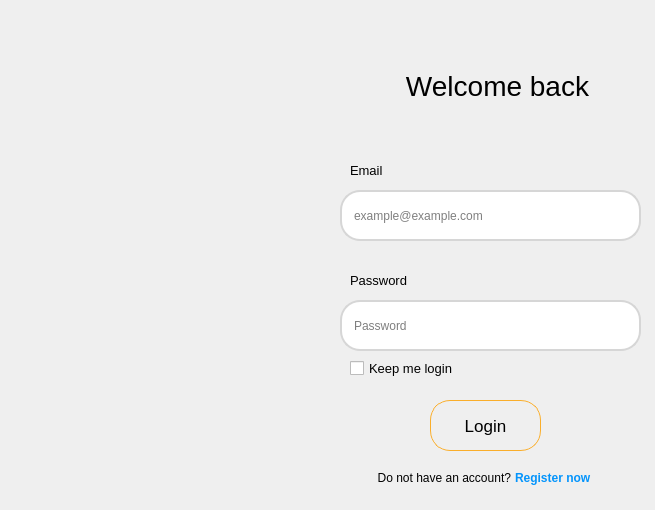
Old version of the form SPCK/Linux (Indev)/GUI/Login.ui in the repository MaiNgocChau9/Python-App-A-.
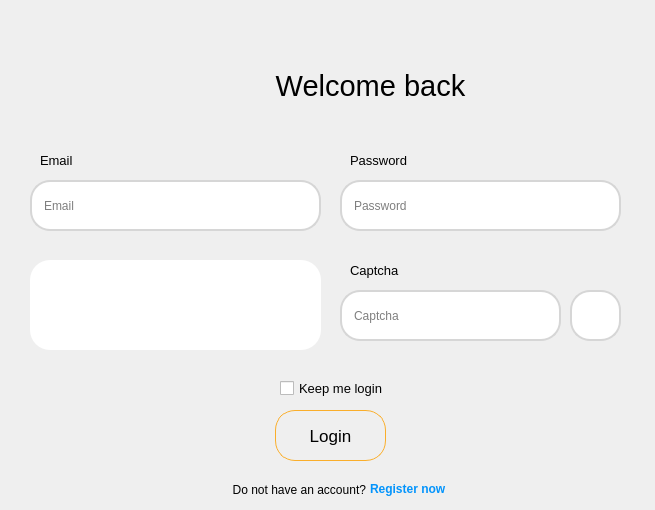
New version of the form. Icons and pictures are not drawn.

Patch:
```diff
--- a/SPCK/Linux (Indev)/GUI/Login.ui
+++ b/SPCK/Linux (Indev)/GUI/Login.ui
@@ -10,12 +10,6 @@
     <height>510</height>
    </rect>
   </property>
-  <property name="sizePolicy">
-   <sizepolicy hsizetype="Expanding" vsizetype="Expanding">
-    <horstretch>0</horstretch>
-    <verstretch>0</verstretch>
-   </sizepolicy>
-  </property>
   <property name="minimumSize">
    <size>
     <width>655</width>
@@ -25,7 +19,7 @@
   <property name="maximumSize">
    <size>
     <width>655</width>
-    <height>510</height>
+    <height>1000</height>
    </size>
   </property>
   <property name="windowTitle">
@@ -35,50 +29,12 @@
    <string notr="true"/>
   </property>
   <widget class="QWidget" name="centralwidget">
-   <widget class="QLineEdit" name="lineEdit">
-    <property name="geometry">
-     <rect>
-      <x>340</x>
-      <y>190</y>
-      <width>301</width>
-      <height>51</height>
-     </rect>
-    </property>
-    <property name="styleSheet">
-     <string notr="true">QLineEdit{
-	padding: 10px;
-	border: 2px solid rgb(214, 214, 214);
-	border-radius: 20px;
-}
-
-QLineEdit:hover{
-	padding: 10px;
-	border: 2px solid gray;
-	border-radius: 20px;
-}
-
-QLineEdit:focus{
-	padding: 10px;
-	border: 2px solid gray;
-	border-radius: 20px;
-}</string>
-    </property>
-    <property name="inputMask">
-     <string/>
-    </property>
-    <property name="text">
-     <string/>
-    </property>
-    <property name="placeholderText">
-     <string>example@example.com</string>
-    </property>
-   </widget>
    <widget class="QLineEdit" name="lineEdit_2">
     <property name="geometry">
      <rect>
       <x>340</x>
-      <y>300</y>
-      <width>301</width>
+      <y>180</y>
+      <width>281</width>
       <height>51</height>
      </rect>
     </property>
@@ -114,38 +70,20 @@
      <string>Password</string>
     </property>
    </widget>
-   <widget class="QLabel" name="label">
-    <property name="geometry">
-     <rect>
-      <x>350</x>
-      <y>160</y>
-      <width>41</width>
-      <height>21</height>
-     </rect>
-    </property>
-    <property name="font">
-     <font>
-      <pointsize>10</pointsize>
-      <bold>false</bold>
-      <kerning>false</kerning>
-     </font>
-    </property>
-    <property name="text">
-     <string>Email</string>
-    </property>
-   </widget>
    <widget class="QLabel" name="label_2">
     <property name="geometry">
      <rect>
       <x>350</x>
-      <y>270</y>
+      <y>150</y>
       <width>61</width>
       <height>21</height>
      </rect>
     </property>
     <property name="font">
      <font>
+      <family>Segoe UI</family>
       <pointsize>10</pointsize>
+      <weight>50</weight>
       <bold>false</bold>
       <kerning>false</kerning>
      </font>
@@ -157,7 +95,7 @@
    <widget class="QLabel" name="label_5">
     <property name="geometry">
      <rect>
-      <x>397</x>
+      <x>270</x>
       <y>60</y>
       <width>201</width>
       <height>51</height>
@@ -165,7 +103,8 @@
     </property>
     <property name="font">
      <font>
-      <pointsize>21</pointsize>
+      <family>Segoe UI</family>
+      <pointsize>22</pointsize>
      </font>
     </property>
     <property name="text">
@@ -178,14 +117,15 @@
    <widget class="QPushButton" name="pushButton">
     <property name="geometry">
      <rect>
-      <x>430</x>
-      <y>400</y>
+      <x>275</x>
+      <y>410</y>
       <width>111</width>
       <height>51</height>
      </rect>
     </property>
     <property name="font">
      <font>
+      <family>Segoe UI</family>
       <pointsize>13</pointsize>
      </font>
     </property>
@@ -209,10 +149,10 @@
    <widget class="QLabel" name="label_6">
     <property name="geometry">
      <rect>
-      <x>370</x>
-      <y>470</y>
-      <width>141</width>
-      <height>16</height>
+      <x>215</x>
+      <y>480</y>
+      <width>151</width>
+      <height>20</height>
      </rect>
     </property>
     <property name="font">
@@ -230,8 +170,8 @@
    <widget class="QLabel" name="label_7">
     <property name="geometry">
      <rect>
-      <x>515</x>
-      <y>470</y>
+      <x>370</x>
+      <y>481</y>
       <width>91</width>
       <height>16</height>
      </rect>
@@ -239,6 +179,7 @@
     <property name="font">
      <font>
       <pointsize>9</pointsize>
+      <weight>75</weight>
       <bold>true</bold>
      </font>
     </property>
@@ -252,14 +193,14 @@
    <widget class="QLabel" name="label_4">
     <property name="geometry">
      <rect>
-      <x>20</x>
-      <y>0</y>
-      <width>271</width>
-      <height>511</height>
+      <x>150</x>
+      <y>10</y>
+      <width>151</width>
+      <height>151</height>
      </rect>
     </property>
     <property name="styleSheet">
-     <string notr="true"/>
+     <string notr="true">background-color: transparent;</string>
     </property>
     <property name="text">
      <string/>
@@ -271,14 +212,15 @@
    <widget class="QCheckBox" name="checkBox">
     <property name="geometry">
      <rect>
-      <x>350</x>
-      <y>360</y>
+      <x>280</x>
+      <y>380</y>
       <width>111</width>
       <height>17</height>
      </rect>
     </property>
     <property name="font">
      <font>
+      <family>Segoe UI</family>
       <pointsize>10</pointsize>
      </font>
     </property>
@@ -286,6 +228,192 @@
      <string>Keep me login</string>
     </property>
    </widget>
+   <widget class="QLineEdit" name="lineEdit_3">
+    <property name="geometry">
+     <rect>
+      <x>30</x>
+      <y>180</y>
+      <width>291</width>
+      <height>51</height>
+     </rect>
+    </property>
+    <property name="styleSheet">
+     <string notr="true">QLineEdit{
+	padding: 10px;
+	border: 2px solid rgb(214, 214, 214);
+	border-radius: 20px;
+}
+
+QLineEdit:hover{
+	padding: 10px;
+	border: 2px solid gray;
+	border-radius: 20px;
+}
+
+QLineEdit:focus{
+	padding: 10px;
+	border: 2px solid gray;
+	border-radius: 20px;
+}</string>
+    </property>
+    <property name="inputMask">
+     <string/>
+    </property>
+    <property name="text">
+     <string/>
+    </property>
+    <property name="placeholderText">
+     <string>Email</string>
+    </property>
+   </widget>
+   <widget class="QLabel" name="label_8">
+    <property name="geometry">
+     <rect>
+      <x>40</x>
+      <y>150</y>
+      <width>41</width>
+      <height>21</height>
+     </rect>
+    </property>
+    <property name="font">
+     <font>
+      <family>Segoe UI</family>
+      <pointsize>10</pointsize>
+      <weight>50</weight>
+      <bold>false</bold>
+      <kerning>false</kerning>
+     </font>
+    </property>
+    <property name="text">
+     <string>Email</string>
+    </property>
+   </widget>
+   <widget class="QLabel" name="label">
+    <property name="geometry">
+     <rect>
+      <x>30</x>
+      <y>260</y>
+      <width>291</width>
+      <height>90</height>
+     </rect>
+    </property>
+    <property name="styleSheet">
+     <string notr="true">background-color: white;
+padding: 15px;
+border-radius: 20px;</string>
+    </property>
+    <property name="text">
+     <string/>
+    </property>
+    <property name="pixmap">
+     <pixmap>../captcha.png</pixmap>
+    </property>
+   </widget>
+   <widget class="QLabel" name="label_3">
+    <property name="geometry">
+     <rect>
+      <x>350</x>
+      <y>260</y>
+      <width>61</width>
+      <height>21</height>
+     </rect>
+    </property>
+    <property name="font">
+     <font>
+      <family>Segoe UI</family>
+      <pointsize>10</pointsize>
+      <weight>50</weight>
+      <bold>false</bold>
+      <kerning>false</kerning>
+     </font>
+    </property>
+    <property name="text">
+     <string>Captcha</string>
+    </property>
+   </widget>
+   <widget class="QLineEdit" name="lineEdit_4">
+    <property name="geometry">
+     <rect>
+      <x>340</x>
+      <y>290</y>
+      <width>221</width>
+      <height>51</height>
+     </rect>
+    </property>
+    <property name="styleSheet">
+     <string notr="true">QLineEdit{
+	padding: 10px;
+	border: 2px solid rgb(214, 214, 214);
+	border-radius: 20px;
+}
+
+QLineEdit:hover{
+	padding: 10px;
+	border: 2px solid gray;
+	border-radius: 20px;
+}
+
+QLineEdit:focus{
+	padding: 10px;
+	border: 2px solid gray;
+	border-radius: 20px;
+}</string>
+    </property>
+    <property name="inputMask">
+     <string/>
+    </property>
+    <property name="text">
+     <string/>
+    </property>
+    <property name="echoMode">
+     <enum>QLineEdit::Normal</enum>
+    </property>
+    <property name="placeholderText">
+     <string>Captcha</string>
+    </property>
+   </widget>
+   <widget class="QPushButton" name="pushButton_2">
+    <property name="geometry">
+     <rect>
+      <x>570</x>
+      <y>290</y>
+      <width>51</width>
+      <height>51</height>
+     </rect>
+    </property>
+    <property name="styleSheet">
+     <string notr="true">QPushButton{
+	border-radius: 20px;
+	background-color: white;
+	border: 2px solid rgb(214, 214, 214);
+}
+
+QPushButton::hover{
+	border-radius: 20px;
+	background-color: #f0f0f0;
+	border: 2px solid rgb(214, 214, 214);
+}
+
+QPushButton::pressed{
+	border-radius: 20px;
+	background-color: #e6e6e6;
+	border: 2px solid rgb(214, 214, 214);
+}</string>
+    </property>
+    <property name="text">
+     <string/>
+    </property>
+    <property name="icon">
+     <iconset>
+      <normaloff>../Image/regenerate.png</normaloff>../Image/regenerate.png</iconset>
+    </property>
+    <property name="iconSize">
+     <size>
+      <width>18</width>
+      <height>18</height>
+     </size>
+    </property>
+   </widget>
   </widget>
  </widget>
  <resources>
```
Left out of the diff: 3 changed lines with no effect on the pictures.
